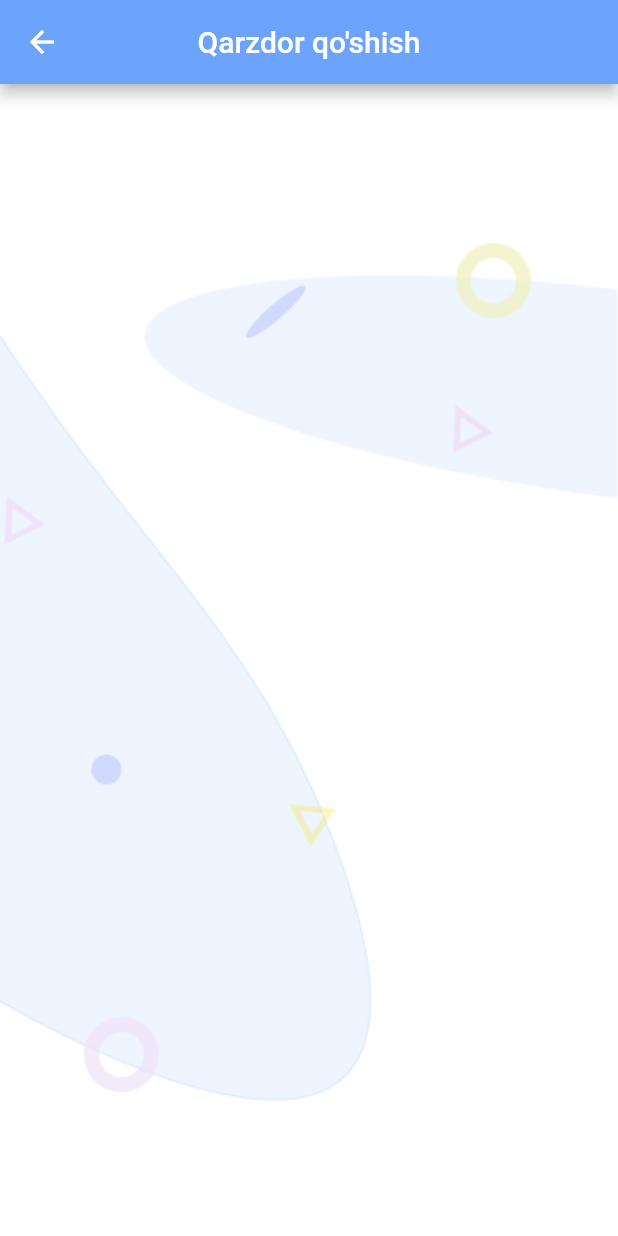
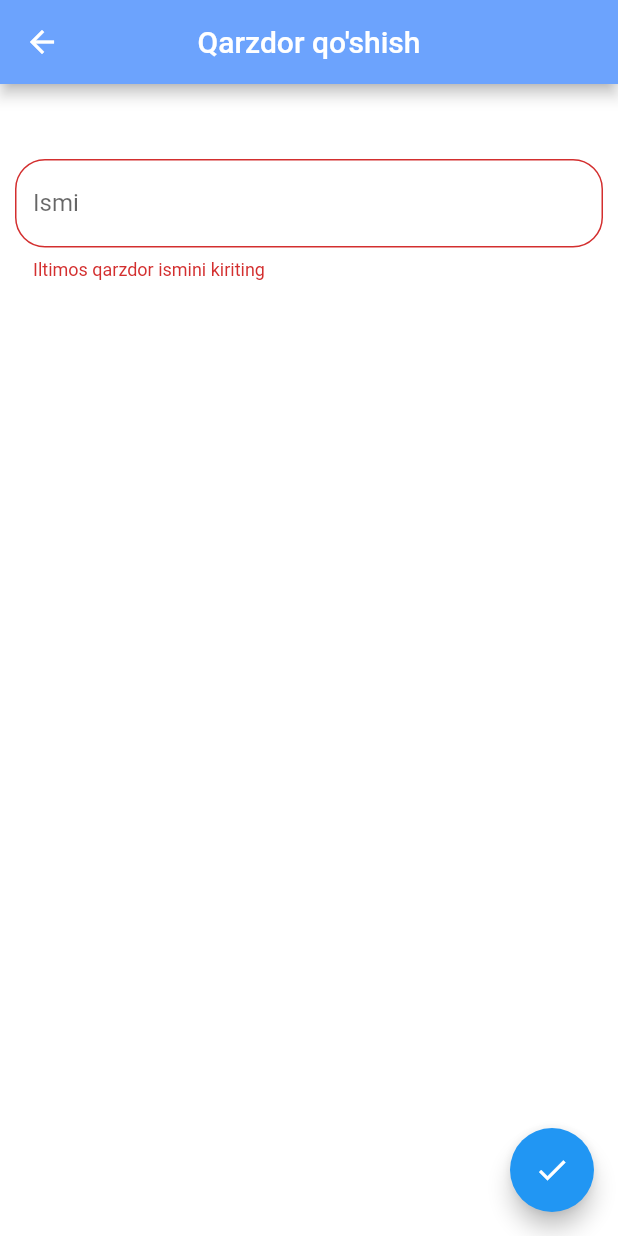
Before and after one commit to Khusinov/Debtorss, a Flutter app: the AddAccount screen opened directly, on a phone screen of 412 x 824 dp. Run offline on Flutter 3.47's test engine with Material 2 defaults, Android fonts, the phone set to English and light mode, and no system bars; our stand-ins replace flutter_svg.

Commit message:
bir nimala

```diff
--- a/lib/Screens/Add/addAccount.dart
+++ b/lib/Screens/Add/addAccount.dart
@@ -11,11 +11,6 @@ class _AddAccountState extends State<AddAccount> {
   @override
   Widget build(BuildContext context) {
     return Scaffold(
-      body: Container(
-        child: Stack(
-          children: [Image.asset("assets/images/background.png")],
-        ),
-      ),
       appBar: AppBar(
         iconTheme: IconThemeData(color: Colors.white),
         centerTitle: true,
@@ -24,6 +19,37 @@ class _AddAccountState extends State<AddAccount> {
           style: TextStyle(color: Colors.white),
         ),
       ),
+      body: Container(
+        padding: EdgeInsets.symmetric(
+          vertical: 50.0,
+          horizontal: 10.0,
+        ),
+        child: Column(
+          children: <Widget>[
+            TextFormField(
+              autovalidate: true,
+              validator: (String value) {
+                if (value.isEmpty) {
+                  return 'Iltimos qarzdor ismini kiriting';
+                }
+                return null;
+              },
+              decoration: InputDecoration(
+                labelText: 'Ismi',
+                hintText: 'Qarzdornig ismi',
+                border: OutlineInputBorder(
+                  borderRadius: BorderRadius.circular(20.0),
+                ),
+              ),
+            ),
+          ],
+        ),
+      ),
+      floatingActionButton: FloatingActionButton(
+        onPressed: () {
+        },
+        child: Icon(Icons.done),
+      ),
     );
   }
 }
--- a/lib/Screens/List/components/body.dart
+++ b/lib/Screens/List/components/body.dart
@@ -21,7 +21,7 @@ class _BodyState extends State<Body> {
             child: ClipRRect(
               borderRadius: BorderRadius.circular(29),
               child: Container(
-                color: kPrimaryYellow,
+                color: kPrimaryLightColor,
                 child: ListTile(
                   title: Text(
                     '${index + 1}. Asadbek Bekchanov',
@@ -29,6 +29,7 @@ class _BodyState extends State<Body> {
                       color: Colors.blue,
                       fontSize: 20,
                     ),
+
                   ),
                   subtitle: Text(
                     '320 000 so\'m  27.06.2021',
@@ -61,6 +62,7 @@ class _BodyState extends State<Body> {
       floatingActionButton: FloatingActionButton(
         onPressed: () {
           Navigator.push(
+
               context, MaterialPageRoute(builder: (context) => AddAccount()));
         },
         child: Icon(
```
